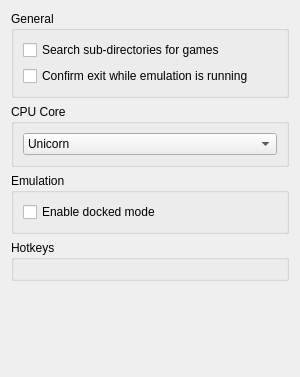
Above: src/yuzu/configuration/configure_general.ui from rorrim-rorrim/eden-alt before the change. Below: the same form after it.
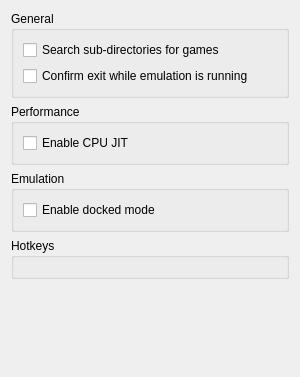
That is the form after the change. Custom widgets are drawn as their Qt base class.

Commit message: config: Use simplified checkbox (from Citra) for CPU JIT.

Patch:
```diff
--- a/src/yuzu/configuration/configure_general.ui
+++ b/src/yuzu/configuration/configure_general.ui
@@ -46,23 +46,16 @@
      <item>
        <widget class="QGroupBox" name="CpuCoreGroupBox">
          <property name="title">
-           <string>CPU Core</string>
-         </property>
-         <layout class="QHBoxLayout" name="CpuCoreHorizontalLayout">
+        <string>Performance</string>
+       </property>
+       <layout class="QHBoxLayout" name="PerformanceHorizontalLayout">
            <item>
              <layout class="QVBoxLayout" name="CpuCoreVerticalLayout">
                <item>
-                 <widget class="QComboBox" name="cpu_core_combobox">
-                  <item>
+           <widget class="QCheckBox" name="use_cpu_jit">
                    <property name="text">
-                    <string>Unicorn</string>
-                   </property>
-                  </item>
-                  <item>
-                   <property name="text">
-                    <string>Dynarmic</string>
-                   </property>
-                  </item>
+             <string>Enable CPU JIT</string>
+            </property>
                  </widget>
                </item>
              </layout>
```
Left out of the diff: 4 changed lines with no effect on the pictures. Lines whose indentation alone changed are shown as unchanged. The commit also changes 7 other files.
